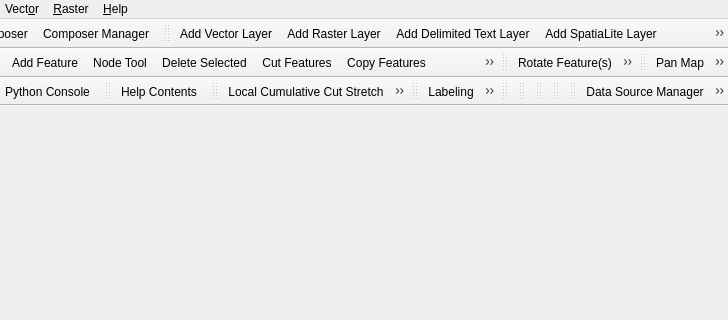
Above: src/ui/qgisapp.ui from qgis/QGIS before the change; both pictures show x 290 to 1018 and y 0 to 320 of the 1018 by 506 pixel window. Below: the same form after it.
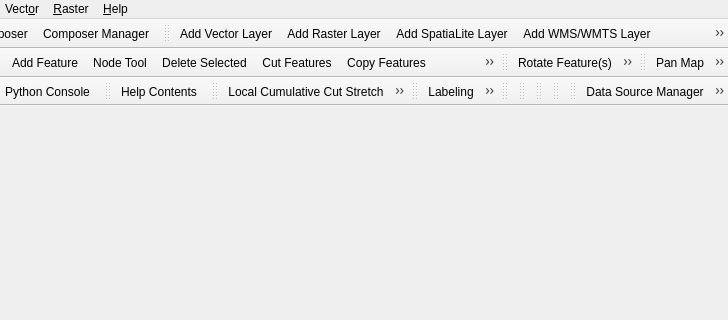
That is the form after the change. Icons and pictures are not drawn.

Commit message: first version of metadata wizard

```diff
--- a/src/ui/qgisapp.ui
+++ b/src/ui/qgisapp.ui
@@ -361,6 +361,9 @@
    <addaction name="mActionAddWmsLayer"/>
    <addaction name="mActionAddWcsLayer"/>
    <addaction name="mActionAddWfsLayer"/>
+   <addaction name="mActionAddDelimitedText"/>
+   <addaction name="mActionAddVirtualLayer"/>
+   <addaction name="mActionOpenMetadataWizardEditor"/>
   </widget>
   <widget class="QToolBar" name="mDigitizeToolBar">
    <property name="windowTitle">
@@ -2670,6 +2673,15 @@
     <string>Ctrl+L</string>
    </property>
   </action>
+  <action name="mActionOpenMetadataWizardEditor">
+   <property name="icon">
+    <iconset resource="../../images/images.qrc">
+     <normaloff>:/images/themes/default/propertyicons/metadata.svg</normaloff>:/images/themes/default/propertyicons/metadata.svg</iconset>
+   </property>
+   <property name="text">
+    <string>Open Metadata Wizard Editor</string>
+   </property>
+  </action>
  </widget>
  <resources>
   <include location="../../images/images.qrc"/>
```
Left out of the diff: 2 changed lines with no effect on the pictures. The commit also changes 6 other files.
